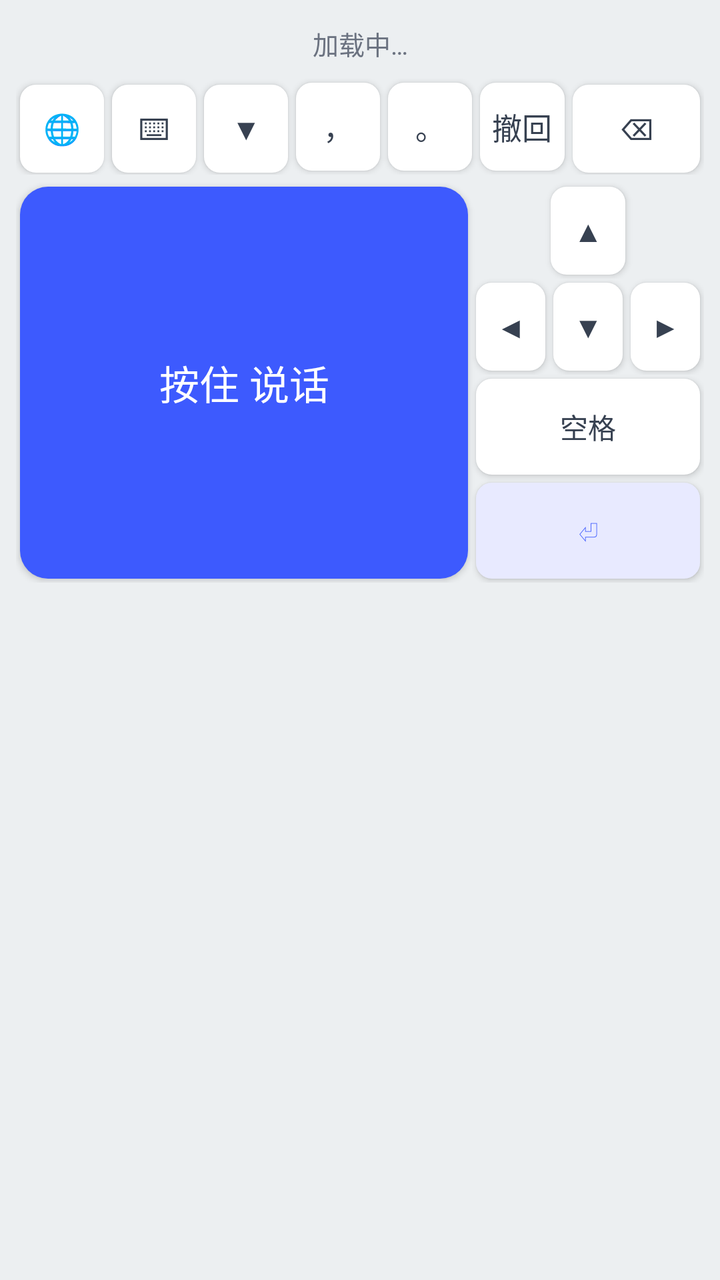
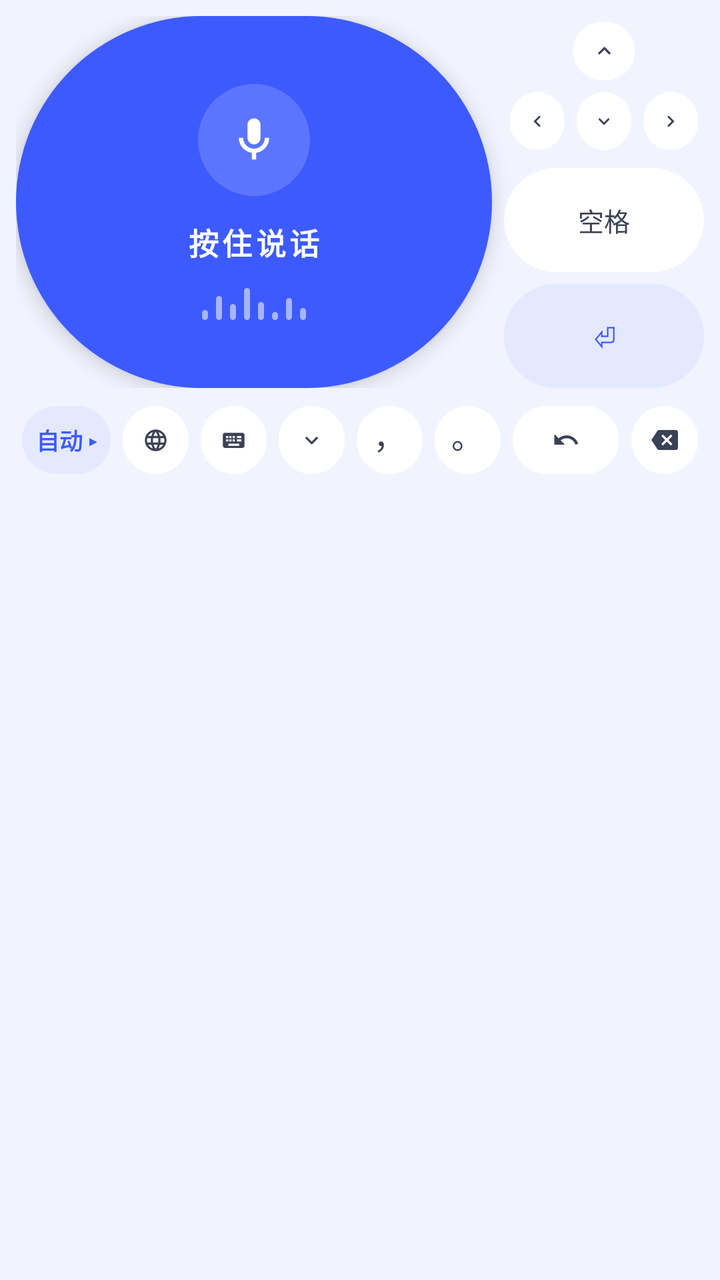

An Android layout rendered at two revisions. The XML below is the earlier revision; the diff shows what the commit changed to produce the second picture.
<!-- AndroidManifest.xml: application theme AppTheme -->
<!-- res/layout/input_view.xml -->
<?xml version="1.0" encoding="utf-8"?>
<LinearLayout xmlns:android="http://schemas.android.com/apk/res/android"
    android:layout_width="match_parent"
    android:layout_height="wrap_content"
    android:orientation="vertical"
    android:padding="8dp"
    android:background="#ECEFF1">

    <TextView
        android:id="@+id/statusText"
        android:layout_width="match_parent"
        android:layout_height="wrap_content"
        android:gravity="center"
        android:padding="4dp"
        android:textSize="13sp"
        android:textColor="#6B7280"
        android:text="加载中…" />

    <LinearLayout
        android:layout_width="match_parent"
        android:layout_height="wrap_content"
        android:layout_marginTop="4dp"
        android:orientation="horizontal">

        <Button
            android:id="@+id/btnSwitchIme"
            style="@style/KeyButton"
            android:text="🌐" />

        <Button
            android:id="@+id/btnKeyPanel"
            style="@style/KeyButton"
            android:text="⌨" />

        <Button
            android:id="@+id/btnHide"
            style="@style/KeyButton"
            android:text="▼" />

        <Button
            android:id="@+id/btnComma"
            style="@style/KeyButton"
            android:text="，" />

        <Button
            android:id="@+id/btnPeriod"
            style="@style/KeyButton"
            android:text="。" />

        <Button
            android:id="@+id/btnUndo"
            style="@style/KeyButton"
            android:text="撤回" />

        <Button
            android:id="@+id/btnDelete"
            style="@style/KeyButton"
            android:layout_weight="1.5"
            android:text="⌫" />
    </LinearLayout>

    <FrameLayout
        android:layout_width="match_parent"
        android:layout_height="wrap_content"
        android:layout_marginTop="4dp">

        <LinearLayout
            android:id="@+id/voicePanel"
            android:layout_width="match_parent"
            android:layout_height="200dp"
            android:orientation="horizontal">

        <Button
            android:id="@+id/micButton"
            android:layout_width="0dp"
            android:layout_height="match_parent"
            android:layout_weight="1"
            android:layout_margin="2dp"
            android:textSize="20sp"
            android:textColor="#FFFFFF"
            android:background="@drawable/bg_mic"
            android:text="@string/mic_hint" />

        
        <LinearLayout
            android:layout_width="116dp"
            android:layout_height="match_parent"
            android:orientation="vertical">

            <LinearLayout
                android:layout_width="match_parent"
                android:layout_height="0dp"
                android:layout_weight="2"
                android:orientation="vertical">

                <LinearLayout
                    android:layout_width="match_parent"
                    android:layout_height="0dp"
                    android:layout_weight="1"
                    android:orientation="horizontal">

                    <Space
                        android:layout_width="0dp"
                        android:layout_height="match_parent"
                        android:layout_weight="1" />

                    <Button
                        android:id="@+id/btnUp"
                        style="@style/DpadButton"
                        android:text="▲" />

                    <Space
                        android:layout_width="0dp"
                        android:layout_height="match_parent"
                        android:layout_weight="1" />
                </LinearLayout>

                <LinearLayout
                    android:layout_width="match_parent"
                    android:layout_height="0dp"
                    android:layout_weight="1"
                    android:orientation="horizontal">

                    <Button
                        android:id="@+id/btnLeft"
                        style="@style/DpadButton"
                        android:text="◀" />

                    <Button
                        android:id="@+id/btnDown"
                        style="@style/DpadButton"
                        android:text="▼" />

                    <Button
                        android:id="@+id/btnRight"
                        style="@style/DpadButton"
                        android:text="▶" />
                </LinearLayout>
            </LinearLayout>

            <Button
                android:id="@+id/btnSpace"
                android:layout_width="match_parent"
                android:layout_height="0dp"
                android:layout_weight="1"
                android:layout_margin="2dp"
                android:textColor="#374151"
                android:background="@drawable/bg_key"
                android:text="空格" />

            <Button
                android:id="@+id/btnEnter"
                android:layout_width="match_parent"
                android:layout_height="0dp"
                android:layout_weight="1"
                android:layout_margin="2dp"
                android:textColor="#3D5AFE"
                android:background="@drawable/bg_key_enter"
                android:text="⏎" />
        </LinearLayout>
        </LinearLayout>

        
        <LinearLayout
            android:id="@+id/keyPanel"
            android:layout_width="match_parent"
            android:layout_height="wrap_content"
            android:orientation="vertical"
            android:visibility="gone" />
    </FrameLayout>
</LinearLayout>
<!-- resources referenced by this layout -->
<resources>
  <!-- drawable bg_key (drawable) -->
  <?xml version="1.0" encoding="utf-8"?>
  <ripple xmlns:android="http://schemas.android.com/apk/res/android"
      android:color="#1A000000">
      <item>
          <shape android:shape="rectangle">
              <solid android:color="#FFFFFF" />
              <corners android:radius="8dp" />
          </shape>
      </item>
  </ripple>
  <!-- drawable bg_key_enter (drawable) -->
  <?xml version="1.0" encoding="utf-8"?>
  <ripple xmlns:android="http://schemas.android.com/apk/res/android"
      android:color="#333D5AFE">
      <item>
          <shape android:shape="rectangle">
              <solid android:color="#E8EAFF" />
              <corners android:radius="8dp" />
          </shape>
      </item>
  </ripple>
  <!-- drawable bg_mic (drawable) -->
  <?xml version="1.0" encoding="utf-8"?>
  <ripple xmlns:android="http://schemas.android.com/apk/res/android"
      android:color="#33FFFFFF">
      <item>
          <shape android:shape="rectangle">
              <solid android:color="#3D5AFE" />
              <corners android:radius="14dp" />
          </shape>
      </item>
  </ripple>
  <string name="mic_hint">按住 说话</string>
  <style name="DpadButton">
          <item name="android:layout_width">0dp</item>
          <item name="android:layout_height">match_parent</item>
          <item name="android:layout_weight">1</item>
          <item name="android:layout_margin">2dp</item>
          <item name="android:textSize">15sp</item>
          <item name="android:textColor">#374151</item>
          <item name="android:background">@drawable/bg_key</item>
      </style>
  <style name="KeyButton">
          <item name="android:layout_width">0dp</item>
          <item name="android:layout_height">44dp</item>
          <item name="android:layout_weight">1</item>
          <item name="android:layout_margin">2dp</item>
          <item name="android:textSize">15sp</item>
          <item name="android:textColor">#374151</item>
          <item name="android:background">@drawable/bg_key</item>
      </style>
  <!-- unchanged entries left out for length: 1 -->
</resources>

<!-- the commit's change to res/layout/input_view.xml (unified diff, before → after) -->
@@ -4,160 +4,169 @@
     android:layout_height="wrap_content"
     android:orientation="vertical"
     android:padding="8dp"
-    android:background="#ECEFF1">
-
-    <TextView
-        android:id="@+id/statusText"
-        android:layout_width="match_parent"
-        android:layout_height="wrap_content"
-        android:gravity="center"
-        android:padding="4dp"
-        android:textSize="13sp"
-        android:textColor="#6B7280"
-        android:text="加载中…" />
-
-    <LinearLayout
-        android:layout_width="match_parent"
-        android:layout_height="wrap_content"
-        android:layout_marginTop="4dp"
-        android:orientation="horizontal">
-
-        <Button
-            android:id="@+id/btnSwitchIme"
-            style="@style/KeyButton"
-            android:text="🌐" />
-
-        <Button
-            android:id="@+id/btnKeyPanel"
-            style="@style/KeyButton"
-            android:text="⌨" />
-
-        <Button
-            android:id="@+id/btnHide"
-            style="@style/KeyButton"
-            android:text="▼" />
-
-        <Button
-            android:id="@+id/btnComma"
-            style="@style/KeyButton"
-            android:text="，" />
-
-        <Button
-            android:id="@+id/btnPeriod"
-            style="@style/KeyButton"
-            android:text="。" />
-
-        <Button
-            android:id="@+id/btnUndo"
-            style="@style/KeyButton"
-            android:text="撤回" />
-
-        <Button
-            android:id="@+id/btnDelete"
-            style="@style/KeyButton"
-            android:layout_weight="1.5"
-            android:text="⌫" />
-    </LinearLayout>
+    android:background="#F1F3FE">
 
     <FrameLayout
         android:layout_width="match_parent"
-        android:layout_height="wrap_content"
-        android:layout_marginTop="4dp">
-
+        android:layout_height="wrap_content">
+
+        
         <LinearLayout
             android:id="@+id/voicePanel"
             android:layout_width="match_parent"
-            android:layout_height="200dp"
+            android:layout_height="186dp"
             android:orientation="horizontal">
 
-        <Button
-            android:id="@+id/micButton"
-            android:layout_width="0dp"
-            android:layout_height="match_parent"
-            android:layout_weight="1"
-            android:layout_margin="2dp"
-            android:textSize="20sp"
-            android:textColor="#FFFFFF"
-            android:background="@drawable/bg_mic"
-            android:text="@string/mic_hint" />
-
-        
-        <LinearLayout
-            android:layout_width="116dp"
-            android:layout_height="match_parent"
-            android:orientation="vertical">
-
+            
             <LinearLayout
-                android:layout_width="match_parent"
-                android:layout_height="0dp"
-                android:layout_weight="2"
+                android:id="@+id/micButton"
+                android:layout_width="0dp"
+                android:layout_height="match_parent"
+                android:layout_weight="1"
+                android:orientation="vertical"
+                android:gravity="center"
+                android:elevation="6dp"
+                android:background="@drawable/bg_mic_capsule">
+
+                <FrameLayout
+                    android:layout_width="56dp"
+                    android:layout_height="56dp"
+                    android:background="@drawable/bg_mic_ring">
+
+                    <ImageView
+                        android:layout_width="26dp"
+                        android:layout_height="26dp"
+                        android:layout_gravity="center"
+                        android:src="@drawable/ic_mic" />
+                </FrameLayout>
+
+                <TextView
+                    android:id="@+id/micText"
+                    android:layout_width="wrap_content"
+                    android:layout_height="wrap_content"
+                    android:layout_marginTop="12dp"
+                    android:textSize="15sp"
+                    android:textStyle="bold"
+                    android:letterSpacing="0.12"
+                    android:textColor="#FFFFFF"
+                    android:text="按住说话" />
+
+                <LinearLayout
+                    android:id="@+id/waveRow"
+                    android:layout_width="wrap_content"
+                    android:layout_height="16dp"
+                    android:layout_marginTop="12dp"
+                    android:orientation="horizontal"
+                    android:gravity="bottom|center_horizontal">
+
+                    <View android:layout_width="3dp" android:layout_height="5dp" android:background="@drawable/bg_wave_bar" />
+                    <View android:layout_width="3dp" android:layout_height="12dp" android:layout_marginLeft="4dp" android:background="@drawable/bg_wave_bar" />
+                    <View android:layout_width="3dp" android:layout_height="8dp" android:layout_marginLeft="4dp" android:background="@drawable/bg_wave_bar" />
+                    <View android:layout_width="3dp" android:layout_height="16dp" android:layout_marginLeft="4dp" android:background="@drawable/bg_wave_bar" />
+                    <View android:layout_width="3dp" android:layout_height="9dp" android:layout_marginLeft="4dp" android:background="@drawable/bg_wave_bar" />
+                    <View android:layout_width="3dp" android:layout_height="4dp" android:layout_marginLeft="4dp" android:background="@drawable/bg_wave_bar" />
+                    <View android:layout_width="3dp" android:layout_height="11dp" android:layout_marginLeft="4dp" android:background="@drawable/bg_wave_bar" />
+                    <View android:layout_width="3dp" android:layout_height="6dp" android:layout_marginLeft="4dp" android:background="@drawable/bg_wave_bar" />
+                </LinearLayout>
+            </LinearLayout>
+
+            
+            <LinearLayout
+                android:layout_width="100dp"
+                android:layout_height="match_parent"
+                android:layout_marginLeft="6dp"
                 android:orientation="vertical">
 
                 <LinearLayout
                     android:layout_width="match_parent"
                     android:layout_height="0dp"
-                    android:layout_weight="1"
-                    android:orientation="horizontal">
-
-                    <Space
-                        android:layout_width="0dp"
-                        android:layout_height="match_parent"
-                        android:layout_weight="1" />
-
-                    <Button
-                        android:id="@+id/btnUp"
-                        style="@style/DpadButton"
-                        android:text="▲" />
-
-                    <Space
-                        android:layout_width="0dp"
-                        android:layout_height="match_parent"
-                        android:layout_weight="1" />
+                    android:layout_weight="1.35"
+                    android:orientation="vertical">
+
+                    <LinearLayout
+                        android:layout_width="match_parent"
+                        android:layout_height="0dp"
+                        android:layout_weight="1"
+                        android:orientation="horizontal">
+
+                        <Space android:layout_width="0dp" android:layout_height="match_parent" android:layout_weight="1" />
+                        <ImageView
+                            android:id="@+id/btnUp"
+                            android:layout_width="0dp"
+                            android:layout_height="match_parent"
+                            android:layout_weight="1"
+                            android:layout_margin="3dp"
+                            android:padding="8dp"
+                            android:src="@drawable/ic_arrow_up"
+                            android:tint="#3B4256"
+                            android:background="@drawable/bg_key_round16" />
+                        <Space android:layout_width="0dp" android:layout_height="match_parent" android:layout_weight="1" />
+                    </LinearLayout>
+
+                    <LinearLayout
+                        android:layout_width="match_parent"
+                        android:layout_height="0dp"
+                        android:layout_weight="1"
+                        android:orientation="horizontal">
+
+                        <ImageView
+                            android:id="@+id/btnLeft"
+                            android:layout_width="0dp"
+                            android:layout_height="match_parent"
+                            android:layout_weight="1"
+                            android:layout_margin="3dp"
+                            android:padding="8dp"
+                            android:src="@drawable/ic_arrow_left"
+                            android:tint="#3B4256"
+                            android:background="@drawable/bg_key_round16" />
+                        <ImageView
+                            android:id="@+id/btnDown"
+                            android:layout_width="0dp"
+                            android:layout_height="match_parent"
+                            android:layout_weight="1"
+                            android:layout_margin="3dp"
+                            android:padding="8dp"
+                            android:src="@drawable/ic_arrow_down"
+                            android:tint="#3B4256"
+                            android:background="@drawable/bg_key_round16" />
+                        <ImageView
+                            android:id="@+id/btnRight"
+                            android:layout_width="0dp"
+                            android:layout_height="match_parent"
+                            android:layout_weight="1"
+                            android:layout_margin="3dp"
+                            android:padding="8dp"
+                            android:src="@drawable/ic_arrow_right"
+                            android:tint="#3B4256"
+                            android:background="@drawable/bg_key_round16" />
+                    </LinearLayout>
                 </LinearLayout>
 
-                <LinearLayout
+                <TextView
+                    android:id="@+id/btnSpace"
                     android:layout_width="match_parent"
                     android:layout_height="0dp"
                     android:layout_weight="1"
-                    android:orientation="horizontal">
-
-                    <Button
-                        android:id="@+id/btnLeft"
-                        style="@style/DpadButton"
-                        android:text="◀" />
-
-                    <Button
-                        android:id="@+id/btnDown"
-                        style="@style/DpadButton"
-                        android:text="▼" />
-
-                    <Button
-                        android:id="@+id/btnRight"
-                        style="@style/DpadButton"
-                        android:text="▶" />
-                </LinearLayout>
+                    android:layout_marginTop="6dp"
+                    android:gravity="center"
+                    android:textSize="13sp"
+                    android:textColor="#3B4256"
+                    android:background="@drawable/bg_key_capsule"
+                    android:text="空格" />
+
+                <TextView
+                    android:id="@+id/btnEnter"
+                    android:layout_width="match_parent"
+                    android:layout_height="0dp"
+                    android:layout_weight="1"
+                    android:layout_marginTop="6dp"
+                    android:gravity="center"
+                    android:textSize="15sp"
+                    android:textStyle="bold"
+                    android:textColor="#3D5AFE"
+                    android:background="@drawable/bg_key_capsule_tint"
+                    android:text="⏎" />
             </LinearLayout>
-
-            <Button
-                android:id="@+id/btnSpace"
-                android:layout_width="match_parent"
-                android:layout_height="0dp"
-                android:layout_weight="1"
-                android:layout_margin="2dp"
-                android:textColor="#374151"
-                android:background="@drawable/bg_key"
-                android:text="空格" />
-
-            <Button
-                android:id="@+id/btnEnter"
-                android:layout_width="match_parent"
-                android:layout_height="0dp"
-                android:layout_weight="1"
-                android:layout_margin="2dp"
-                android:textColor="#3D5AFE"
-                android:background="@drawable/bg_key_enter"
-                android:text="⏎" />
-        </LinearLayout>
         </LinearLayout>
 
         
@@ -168,4 +177,106 @@
             android:orientation="vertical"
             android:visibility="gone" />
     </FrameLayout>
+
+    
+    <LinearLayout
+        android:layout_width="match_parent"
+        android:layout_height="40dp"
+        android:layout_marginTop="6dp"
+        android:orientation="horizontal">
+
+        <TextView
+            android:id="@+id/btnLang"
+            android:layout_width="0dp"
+            android:layout_height="match_parent"
+            android:layout_weight="1.35"
+            android:layout_margin="3dp"
+            android:gravity="center"
+            android:textSize="11.5sp"
+            android:textStyle="bold"
+            android:textColor="#3D5AFE"
+            android:background="@drawable/bg_key_capsule_tint"
+            android:text="自动 ▸" />
+
+        <ImageView
+            android:id="@+id/btnSwitchIme"
+            android:layout_width="0dp"
+            android:layout_height="match_parent"
+            android:layout_weight="1"
+            android:layout_margin="3dp"
+            android:padding="10dp"
+            android:src="@drawable/ic_globe"
+            android:tint="#3B4256"
+            android:background="@drawable/bg_key_capsule" />
+
+        <ImageView
+            android:id="@+id/btnKeyPanel"
+            android:layout_width="0dp"
+            android:layout_height="match_parent"
+            android:layout_weight="1"
+            android:layout_margin="3dp"
+            android:padding="10dp"
+            android:src="@drawable/ic_keyboard"
+            android:tint="#3B4256"
+            android:background="@drawable/bg_key_capsule" />
+
+        <ImageView
+            android:id="@+id/btnHide"
+            android:layout_width="0dp"
+            android:layout_height="match_parent"
+            android:layout_weight="1"
+            android:layout_margin="3dp"
+            android:padding="10dp"
+            android:src="@drawable/ic_chevron_down"
+            android:tint="#3B4256"
+            android:background="@drawable/bg_key_capsule" />
+
+        <TextView
+            android:id="@+id/btnComma"
+            android:layout_width="0dp"
+            android:layout_height="match_parent"
+            android:layout_weight="1"
+            android:layout_margin="3dp"
+            android:gravity="center"
+            android:paddingBottom="5dp"
+            android:textSize="16sp"
+            android:textColor="#3B4256"
+            android:background="@drawable/bg_key_capsule"
+            android:text="，" />
+
+        <TextView
+            android:id="@+id/btnPeriod"
+            android:layout_width="0dp"
+            android:layout_height="match_parent"
+            android:layout_weight="1"
+            android:layout_margin="3dp"
+            android:gravity="center"
+            android:paddingBottom="5dp"
+            android:textSize="16sp"
+            android:textColor="#3B4256"
+            android:background="@drawable/bg_key_capsule"
+            android:text="。" />
+
+        <ImageView
+            android:id="@+id/btnUndo"
+            android:layout_width="0dp"
+            android:layout_height="match_parent"
+            android:layout_weight="1.6"
+            android:layout_margin="3dp"
+            android:padding="10dp"
+            android:src="@drawable/ic_undo"
+            android:tint="#3B4256"
+            android:background="@drawable/bg_key_capsule" />
+
+        <ImageView
+            android:id="@+id/btnDelete"
+            android:layout_width="0dp"
+            android:layout_height="match_parent"
+            android:layout_weight="1"
+            android:layout_margin="3dp"
+            android:padding="10dp"
+            android:src="@drawable/ic_backspace"
+            android:tint="#3B4256"
+            android:background="@drawable/bg_key_capsule" />
+    </LinearLayout>
 </LinearLayout>
<!-- resource entries referenced after the edit -->
@@ -1,57 +1,90 @@
 <!-- resources referenced by this layout -->
 <resources>
-  <!-- drawable bg_key (drawable) -->
+  <!-- drawable bg_key_capsule (drawable) -->
   <?xml version="1.0" encoding="utf-8"?>
-  <ripple xmlns:android="http://schemas.android.com/apk/res/android"
-      android:color="#1A000000">
-      <item>
-          <shape android:shape="rectangle">
-              <solid android:color="#FFFFFF" />
-              <corners android:radius="8dp" />
-          </shape>
-      </item>
-  </ripple>
-  <!-- drawable bg_key_enter (drawable) -->
+  <shape xmlns:android="http://schemas.android.com/apk/res/android">
+      <solid android:color="#FFFFFF" />
+      <corners android:radius="99dp" />
+  </shape>
+  <!-- drawable bg_key_capsule_tint (drawable) -->
   <?xml version="1.0" encoding="utf-8"?>
-  <ripple xmlns:android="http://schemas.android.com/apk/res/android"
-      android:color="#333D5AFE">
-      <item>
-          <shape android:shape="rectangle">
-              <solid android:color="#E8EAFF" />
-              <corners android:radius="8dp" />
-          </shape>
-      </item>
-  </ripple>
-  <!-- drawable bg_mic (drawable) -->
+  <shape xmlns:android="http://schemas.android.com/apk/res/android">
+      <solid android:color="#E4E9FF" />
+      <corners android:radius="99dp" />
+  </shape>
+  <!-- drawable bg_key_round16 (drawable) -->
   <?xml version="1.0" encoding="utf-8"?>
-  <ripple xmlns:android="http://schemas.android.com/apk/res/android"
-      android:color="#33FFFFFF">
-      <item>
-          <shape android:shape="rectangle">
-              <solid android:color="#3D5AFE" />
-              <corners android:radius="14dp" />
-          </shape>
-      </item>
-  </ripple>
-  <string name="mic_hint">按住 说话</string>
-  <style name="DpadButton">
-          <item name="android:layout_width">0dp</item>
-          <item name="android:layout_height">match_parent</item>
-          <item name="android:layout_weight">1</item>
-          <item name="android:layout_margin">2dp</item>
-          <item name="android:textSize">15sp</item>
-          <item name="android:textColor">#374151</item>
-          <item name="android:background">@drawable/bg_key</item>
-      </style>
-  <style name="KeyButton">
-          <item name="android:layout_width">0dp</item>
-          <item name="android:layout_height">44dp</item>
-          <item name="android:layout_weight">1</item>
-          <item name="android:layout_margin">2dp</item>
-          <item name="android:textSize">15sp</item>
-          <item name="android:textColor">#374151</item>
-          <item name="android:background">@drawable/bg_key</item>
-      </style>
+  <shape xmlns:android="http://schemas.android.com/apk/res/android">
+      <solid android:color="#FFFFFF" />
+      <corners android:radius="16dp" />
+  </shape>
+  <!-- drawable bg_mic_capsule (drawable) -->
+  <?xml version="1.0" encoding="utf-8"?>
+  <shape xmlns:android="http://schemas.android.com/apk/res/android">
+      <solid android:color="#3D5AFE" />
+      <corners android:radius="99dp" />
+  </shape>
+  <!-- drawable bg_mic_ring (drawable) -->
+  <?xml version="1.0" encoding="utf-8"?>
+  <shape xmlns:android="http://schemas.android.com/apk/res/android" android:shape="oval">
+      <solid android:color="#29FFFFFF" />
+  </shape>
+  <!-- drawable bg_wave_bar (drawable) -->
+  <?xml version="1.0" encoding="utf-8"?>
+  <shape xmlns:android="http://schemas.android.com/apk/res/android">
+      <solid android:color="#8CFFFFFF" />
+      <corners android:radius="2dp" />
+  </shape>
+  <!-- drawable ic_arrow_down (drawable) -->
+  <?xml version="1.0" encoding="utf-8"?>
+  <vector xmlns:android="http://schemas.android.com/apk/res/android" android:width="24dp" android:height="24dp" android:viewportWidth="24" android:viewportHeight="24">
+      <path android:fillColor="#FFFFFF" android:pathData="M7.41,8.59L12,13.17l4.59,-4.58L18,10l-6,6 -6,-6 1.41,-1.41z"/>
+  </vector>
+  <!-- drawable ic_arrow_left (drawable) -->
+  <?xml version="1.0" encoding="utf-8"?>
+  <vector xmlns:android="http://schemas.android.com/apk/res/android" android:width="24dp" android:height="24dp" android:viewportWidth="24" android:viewportHeight="24">
+      <path android:fillColor="#FFFFFF" android:pathData="M15.41,7.41L14,6l-6,6 6,6 1.41,-1.41L10.83,12l4.58,-4.59z"/>
+  </vector>
+  <!-- drawable ic_arrow_right (drawable) -->
+  <?xml version="1.0" encoding="utf-8"?>
+  <vector xmlns:android="http://schemas.android.com/apk/res/android" android:width="24dp" android:height="24dp" android:viewportWidth="24" android:viewportHeight="24">
+      <path android:fillColor="#FFFFFF" android:pathData="M10,6L8.59,7.41 13.17,12l-4.58,4.59L10,18l6,-6 -6,-6z"/>
+  </vector>
+  <!-- drawable ic_arrow_up (drawable) -->
+  <?xml version="1.0" encoding="utf-8"?>
+  <vector xmlns:android="http://schemas.android.com/apk/res/android" android:width="24dp" android:height="24dp" android:viewportWidth="24" android:viewportHeight="24">
+      <path android:fillColor="#FFFFFF" android:pathData="M7.41,15.41L12,10.83l4.59,4.58L18,14l-6,-6 -6,6 1.41,1.41z"/>
+  </vector>
+  <!-- drawable ic_backspace (drawable) -->
+  <?xml version="1.0" encoding="utf-8"?>
+  <vector xmlns:android="http://schemas.android.com/apk/res/android" android:width="24dp" android:height="24dp" android:viewportWidth="24" android:viewportHeight="24">
+      <path android:fillColor="#FFFFFF" android:pathData="M22,3L7,3c-0.69,0 -1.23,0.35 -1.59,0.88L0,12l5.41,8.11c0.36,0.53 0.9,0.89 1.59,0.89h15c1.1,0 2,-0.9 2,-2L24,5c0,-1.1 -0.9,-2 -2,-2zM19,15.59L17.59,17 14,13.41 10.41,17 9,15.59 12.59,12 9,8.41 10.41,7 14,10.59 17.59,7 19,8.41 15.41,12 19,15.59z"/>
+  </vector>
+  <!-- drawable ic_chevron_down (drawable) -->
+  <?xml version="1.0" encoding="utf-8"?>
+  <vector xmlns:android="http://schemas.android.com/apk/res/android" android:width="24dp" android:height="24dp" android:viewportWidth="24" android:viewportHeight="24">
+      <path android:fillColor="#FFFFFF" android:pathData="M7.41,8.59L12,13.17l4.59,-4.58L18,10l-6,6 -6,-6 1.41,-1.41z"/>
+  </vector>
+  <!-- drawable ic_globe (drawable) -->
+  <?xml version="1.0" encoding="utf-8"?>
+  <vector xmlns:android="http://schemas.android.com/apk/res/android" android:width="24dp" android:height="24dp" android:viewportWidth="24" android:viewportHeight="24">
+      <path android:fillColor="#FFFFFF" android:pathData="M11.99,2C6.47,2 2,6.48 2,12s4.47,10 9.99,10C17.52,22 22,17.52 22,12S17.52,2 11.99,2zM18.92,8h-2.95c-0.32,-1.25 -0.78,-2.45 -1.38,-3.56 1.84,0.63 3.37,1.91 4.33,3.56zM12,4.04c0.83,1.2 1.48,2.53 1.91,3.96h-3.82c0.43,-1.43 1.08,-2.76 1.91,-3.96zM4.26,14C4.1,13.36 4,12.69 4,12s0.1,-1.36 0.26,-2h3.38c-0.08,0.66 -0.14,1.32 -0.14,2 0,0.68 0.06,1.34 0.14,2H4.26zM5.08,16h2.95c0.32,1.25 0.78,2.45 1.38,3.56 -1.84,-0.63 -3.37,-1.9 -4.33,-3.56zM8.03,8H5.08c0.96,-1.66 2.49,-2.93 4.33,-3.56C8.81,5.55 8.35,6.75 8.03,8zM12,19.96c-0.83,-1.2 -1.48,-2.53 -1.91,-3.96h3.82c-0.43,1.43 -1.08,2.76 -1.91,3.96zM14.34,14H9.66c-0.09,-0.66 -0.16,-1.32 -0.16,-2 0,-0.68 0.07,-1.35 0.16,-2h4.68c0.09,0.65 0.16,1.32 0.16,2 0,0.68 -0.07,1.34 -0.16,2zM14.59,19.56c0.6,-1.11 1.06,-2.31 1.38,-3.56h2.95c-0.96,1.65 -2.49,2.93 -4.33,3.56zM16.36,14c0.08,-0.66 0.14,-1.32 0.14,-2 0,-0.68 -0.06,-1.34 -0.14,-2h3.38c0.16,0.64 0.26,1.31 0.26,2s-0.1,1.36 -0.26,2h-3.38z"/>
+  </vector>
+  <!-- drawable ic_keyboard (drawable) -->
+  <?xml version="1.0" encoding="utf-8"?>
+  <vector xmlns:android="http://schemas.android.com/apk/res/android" android:width="24dp" android:height="24dp" android:viewportWidth="24" android:viewportHeight="24">
+      <path android:fillColor="#FFFFFF" android:pathData="M20,5L4,5c-1.1,0 -1.99,0.9 -1.99,2L2,17c0,1.1 0.9,2 2,2h16c1.1,0 2,-0.9 2,-2L22,7c0,-1.1 -0.9,-2 -2,-2zM11,8h2v2h-2L11,8zM11,11h2v2h-2v-2zM8,8h2v2L8,10L8,8zM8,11h2v2L8,13v-2zM7,13L5,13v-2h2v2zM7,8v2L5,10L5,8h2zM17,17L7,17v-2h10v2zM17,13h-2v-2h2v2zM17,10h-2L15,8h2v2zM19,13h-2v-2h2v2zM19,10h-2L17,8h2v2z"/>
+  </vector>
+  <!-- drawable ic_mic (drawable) -->
+  <?xml version="1.0" encoding="utf-8"?>
+  <vector xmlns:android="http://schemas.android.com/apk/res/android" android:width="24dp" android:height="24dp" android:viewportWidth="24" android:viewportHeight="24">
+      <path android:fillColor="#FFFFFF" android:pathData="M12,14c1.66,0 3,-1.34 3,-3V5c0,-1.66 -1.34,-3 -3,-3S9,3.34 9,5v6c0,1.66 1.34,3 3,3zM17,11c0,2.76 -2.24,5 -5,5s-5,-2.24 -5,-5H5c0,3.53 2.61,6.43 6,6.92V21h2v-3.08c3.39,-0.49 6,-3.39 6,-6.92h-2z"/>
+  </vector>
+  <!-- drawable ic_undo (drawable) -->
+  <?xml version="1.0" encoding="utf-8"?>
+  <vector xmlns:android="http://schemas.android.com/apk/res/android" android:width="24dp" android:height="24dp" android:viewportWidth="24" android:viewportHeight="24">
+      <path android:fillColor="#FFFFFF" android:pathData="M12.5,8c-2.65,0 -5.05,0.99 -6.9,2.6L2,7v9h9l-3.62,-3.62c1.39,-1.16 3.16,-1.88 5.12,-1.88 3.54,0 6.55,2.31 7.6,5.5l2.37,-0.78C21.08,11.03 17.15,8 12.5,8z"/>
+  </vector>
   <!-- unchanged entries left out for length: 1 -->
 </resources>
 
